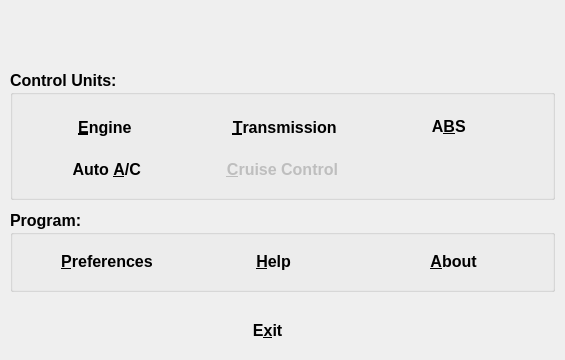
The window that ui/FreeSSM.ui (Comer352L/FreeSSM) describes before a commit, drawn with Qt 5.
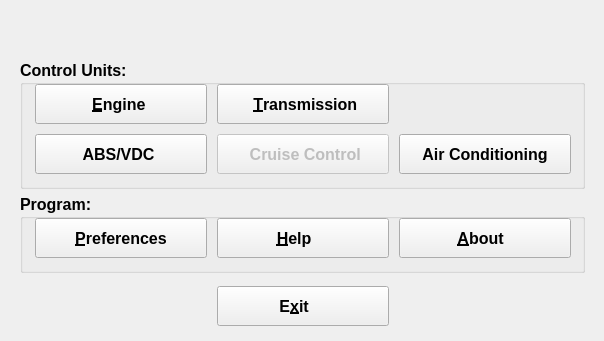
The same window after the commit. Icons and pictures are not drawn.

Commit message: FreeSSM main window: layout finetuning, add new icons for ABS/VDC, Cruise Control, A/C

Diff of the .ui file:
```diff
--- a/ui/FreeSSM.ui
+++ b/ui/FreeSSM.ui
@@ -6,8 +6,8 @@
    <rect>
     <x>0</x>
     <y>0</y>
-    <width>565</width>
-    <height>360</height>
+    <width>604</width>
+    <height>341</height>
    </rect>
   </property>
   <property name="sizePolicy">
@@ -18,14 +18,14 @@
   </property>
   <property name="minimumSize">
    <size>
-    <width>565</width>
-    <height>360</height>
+    <width>604</width>
+    <height>341</height>
    </size>
   </property>
   <property name="maximumSize">
    <size>
-    <width>565</width>
-    <height>360</height>
+    <width>604</width>
+    <height>341</height>
    </size>
   </property>
   <property name="font">
@@ -34,336 +34,13 @@
    </font>
   </property>
   <widget class="QWidget" name="centralwidget">
-   <widget class="QGroupBox" name="program_groupBox">
-    <property name="geometry">
-     <rect>
-      <x>10</x>
-      <y>210</y>
-      <width>545</width>
-      <height>82</height>
-     </rect>
-    </property>
-    <property name="font">
-     <font>
-      <pointsize>12</pointsize>
-      <weight>75</weight>
-      <bold>true</bold>
-     </font>
-    </property>
-    <property name="title">
-     <string>Program:</string>
-    </property>
-    <layout class="QHBoxLayout" name="horizontalLayout">
-     <item>
-      <widget class="QPushButton" name="preferences_pushButton">
-       <property name="font">
-        <font>
-         <pointsize>12</pointsize>
-        </font>
-       </property>
-       <property name="text">
-        <string>  &amp;Preferences  </string>
-       </property>
-       <property name="icon">
-        <iconset resource="../resources/FreeSSM.qrc">
-         <normaloff>:/icons/oxygen/32x32/preferences-system.png</normaloff>:/icons/oxygen/32x32/preferences-system.png</iconset>
-       </property>
-       <property name="iconSize">
-        <size>
-         <width>32</width>
-         <height>32</height>
-        </size>
-       </property>
-       <property name="flat">
-        <bool>true</bool>
-       </property>
-      </widget>
-     </item>
-     <item>
-      <widget class="QPushButton" name="help_pushButton">
-       <property name="font">
-        <font>
-         <pointsize>12</pointsize>
-        </font>
-       </property>
-       <property name="text">
-        <string>       &amp;Help           </string>
-       </property>
-       <property name="icon">
-        <iconset resource="../resources/FreeSSM.qrc">
-         <normaloff>:/icons/oxygen/32x32/help-browser.png</normaloff>:/icons/oxygen/32x32/help-browser.png</iconset>
-       </property>
-       <property name="iconSize">
-        <size>
-         <width>32</width>
-         <height>32</height>
-        </size>
-       </property>
-       <property name="flat">
-        <bool>true</bool>
-       </property>
-      </widget>
-     </item>
-     <item>
-      <widget class="QPushButton" name="about_pushButton">
-       <property name="font">
-        <font>
-         <pointsize>12</pointsize>
-        </font>
-       </property>
-       <property name="text">
-        <string>       &amp;About         </string>
-       </property>
-       <property name="icon">
-        <iconset resource="../resources/FreeSSM.qrc">
-         <normaloff>:/icons/oxygen/32x32/help-about.png</normaloff>:/icons/oxygen/32x32/help-about.png</iconset>
-       </property>
-       <property name="iconSize">
-        <size>
-         <width>32</width>
-         <height>32</height>
-        </size>
-       </property>
-       <property name="flat">
-        <bool>true</bool>
-       </property>
-      </widget>
-     </item>
-    </layout>
-   </widget>
-   <widget class="QLabel" name="background_label">
-    <property name="geometry">
-     <rect>
-      <x>0</x>
-      <y>0</y>
-      <width>565</width>
-      <height>360</height>
-     </rect>
-    </property>
-    <property name="maximumSize">
-     <size>
-      <width>565</width>
-      <height>360</height>
-     </size>
-    </property>
-    <property name="scaledContents">
-     <bool>true</bool>
-    </property>
-   </widget>
-   <widget class="QGroupBox" name="controlunits_groupBox">
-    <property name="geometry">
-     <rect>
-      <x>10</x>
-      <y>70</y>
-      <width>545</width>
-      <height>130</height>
-     </rect>
-    </property>
-    <property name="font">
-     <font>
-      <pointsize>12</pointsize>
-      <weight>75</weight>
-      <bold>true</bold>
-     </font>
-    </property>
-    <property name="title">
-     <string>Control Units:</string>
-    </property>
-    <layout class="QGridLayout" name="gridLayout">
-     <item row="2" column="1">
-      <widget class="QPushButton" name="engine_pushButton">
-       <property name="sizePolicy">
-        <sizepolicy hsizetype="MinimumExpanding" vsizetype="Fixed">
-         <horstretch>0</horstretch>
-         <verstretch>0</verstretch>
-        </sizepolicy>
-       </property>
-       <property name="minimumSize">
-        <size>
-         <width>160</width>
-         <height>40</height>
-        </size>
-       </property>
-       <property name="baseSize">
-        <size>
-         <width>160</width>
-         <height>40</height>
-        </size>
-       </property>
-       <property name="font">
-        <font>
-         <pointsize>12</pointsize>
-        </font>
-       </property>
-       <property name="text">
-        <string>      &amp;Engine       </string>
-       </property>
-       <property name="icon">
-        <iconset resource="../resources/FreeSSM.qrc">
-         <normaloff>:/icons/freessm/64x64/Engine.png</normaloff>:/icons/freessm/64x64/Engine.png</iconset>
-       </property>
-       <property name="iconSize">
-        <size>
-         <width>32</width>
-         <height>32</height>
-        </size>
-       </property>
-       <property name="flat">
-        <bool>true</bool>
-       </property>
-      </widget>
-     </item>
-     <item row="2" column="2">
-      <widget class="QPushButton" name="transmission_pushButton">
-       <property name="sizePolicy">
-        <sizepolicy hsizetype="MinimumExpanding" vsizetype="Fixed">
-         <horstretch>0</horstretch>
-         <verstretch>0</verstretch>
-        </sizepolicy>
-       </property>
-       <property name="minimumSize">
-        <size>
-         <width>160</width>
-         <height>40</height>
-        </size>
-       </property>
-       <property name="baseSize">
-        <size>
-         <width>160</width>
-         <height>40</height>
-        </size>
-       </property>
-       <property name="font">
-        <font>
-         <pointsize>12</pointsize>
-        </font>
-       </property>
-       <property name="text">
-        <string> &amp;Transmission</string>
-       </property>
-       <property name="icon">
-        <iconset resource="../resources/FreeSSM.qrc">
-         <normaloff>:/icons/freessm/64x64/Transmission.png</normaloff>:/icons/freessm/64x64/Transmission.png</iconset>
-       </property>
-       <property name="iconSize">
-        <size>
-         <width>32</width>
-         <height>32</height>
-        </size>
-       </property>
-       <property name="flat">
-        <bool>true</bool>
-       </property>
-      </widget>
-     </item>
-     <item row="3" column="2">
-      <widget class="QPushButton" name="cruisecontrol_pushButton">
-       <property name="enabled">
-        <bool>false</bool>
-       </property>
-       <property name="sizePolicy">
-        <sizepolicy hsizetype="MinimumExpanding" vsizetype="Fixed">
-         <horstretch>0</horstretch>
-         <verstretch>0</verstretch>
-        </sizepolicy>
-       </property>
-       <property name="font">
-        <font>
-         <pointsize>12</pointsize>
-        </font>
-       </property>
-       <property name="text">
-        <string>&amp;Cruise Control</string>
-       </property>
-       <property name="icon">
-        <iconset resource="../resources/FreeSSM.qrc">
-         <normaloff>:/icons/freessm/64x64/Engine.png</normaloff>:/icons/freessm/64x64/Engine.png</iconset>
-       </property>
-       <property name="iconSize">
-        <size>
-         <width>32</width>
-         <height>32</height>
-        </size>
-       </property>
-       <property name="flat">
-        <bool>true</bool>
-       </property>
-      </widget>
-     </item>
-     <item row="2" column="3">
-      <widget class="QPushButton" name="abs_pushButton">
-       <property name="enabled">
-        <bool>true</bool>
-       </property>
-       <property name="sizePolicy">
-        <sizepolicy hsizetype="MinimumExpanding" vsizetype="Fixed">
-         <horstretch>0</horstretch>
-         <verstretch>0</verstretch>
-        </sizepolicy>
-       </property>
-       <property name="font">
-        <font>
-         <pointsize>12</pointsize>
-        </font>
-       </property>
-       <property name="text">
-        <string>       A&amp;BS           </string>
-       </property>
-       <property name="icon">
-        <iconset resource="../resources/FreeSSM.qrc">
-         <normaloff>:/icons/freessm/64x64/Engine.png</normaloff>:/icons/freessm/64x64/Engine.png</iconset>
-       </property>
-       <property name="iconSize">
-        <size>
-         <width>32</width>
-         <height>32</height>
-        </size>
-       </property>
-       <property name="flat">
-        <bool>true</bool>
-       </property>
-      </widget>
-     </item>
-     <item row="3" column="1">
-      <widget class="QPushButton" name="aircon_pushButton">
-       <property name="sizePolicy">
-        <sizepolicy hsizetype="MinimumExpanding" vsizetype="Fixed">
-         <horstretch>0</horstretch>
-         <verstretch>0</verstretch>
-        </sizepolicy>
-       </property>
-       <property name="font">
-        <font>
-         <pointsize>12</pointsize>
-        </font>
-       </property>
-       <property name="text">
-        <string>      Auto &amp;A/C      </string>
-       </property>
-       <property name="icon">
-        <iconset resource="../resources/FreeSSM.qrc">
-         <normaloff>:/icons/freessm/64x64/Engine.png</normaloff>:/icons/freessm/64x64/Engine.png</iconset>
-       </property>
-       <property name="iconSize">
-        <size>
-         <width>32</width>
-         <height>32</height>
-        </size>
-       </property>
-       <property name="flat">
-        <bool>true</bool>
-       </property>
-      </widget>
-     </item>
-    </layout>
-   </widget>
    <widget class="QPushButton" name="exit_pushButton">
     <property name="geometry">
      <rect>
-      <x>190</x>
-      <y>310</y>
-      <width>173</width>
-      <height>41</height>
+      <x>217</x>
+      <y>286</y>
+      <width>172</width>
+      <height>40</height>
      </rect>
     </property>
     <property name="font">
@@ -374,7 +51,7 @@
      </font>
     </property>
     <property name="text">
-     <string>        E&amp;xit            </string>
+     <string>          E&amp;xit              </string>
     </property>
     <property name="icon">
      <iconset resource="../resources/FreeSSM.qrc">
@@ -386,7 +63,284 @@
       <height>32</height>
      </size>
     </property>
-    <property name="flat">
+   </widget>
+   <widget class="QGroupBox" name="controlunits_groupBox">
+    <property name="geometry">
+     <rect>
+      <x>20</x>
+      <y>60</y>
+      <width>565</width>
+      <height>129</height>
+     </rect>
+    </property>
+    <property name="font">
+     <font>
+      <pointsize>12</pointsize>
+      <weight>75</weight>
+      <bold>true</bold>
+     </font>
+    </property>
+    <property name="title">
+     <string>Control Units:</string>
+    </property>
+    <widget class="QPushButton" name="engine_pushButton">
+     <property name="geometry">
+      <rect>
+       <x>15</x>
+       <y>24</y>
+       <width>172</width>
+       <height>40</height>
+      </rect>
+     </property>
+     <property name="font">
+      <font>
+       <pointsize>12</pointsize>
+      </font>
+     </property>
+     <property name="text">
+      <string>        &amp;Engine         </string>
+     </property>
+     <property name="icon">
+      <iconset resource="../resources/FreeSSM.qrc">
+       <normaloff>:/icons/freessm/64x64/Engine.png</normaloff>:/icons/freessm/64x64/Engine.png</iconset>
+     </property>
+     <property name="iconSize">
+      <size>
+       <width>32</width>
+       <height>32</height>
+      </size>
+     </property>
+    </widget>
+    <widget class="QPushButton" name="transmission_pushButton">
+     <property name="geometry">
+      <rect>
+       <x>197</x>
+       <y>24</y>
+       <width>172</width>
+       <height>40</height>
+      </rect>
+     </property>
+     <property name="font">
+      <font>
+       <pointsize>12</pointsize>
+      </font>
+     </property>
+     <property name="text">
+      <string>   &amp;Transmission  </string>
+     </property>
+     <property name="icon">
+      <iconset resource="../resources/FreeSSM.qrc">
+       <normaloff>:/icons/freessm/64x64/Transmission.png</normaloff>:/icons/freessm/64x64/Transmission.png</iconset>
+     </property>
+     <property name="iconSize">
+      <size>
+       <width>32</width>
+       <height>32</height>
+      </size>
+     </property>
+    </widget>
+    <widget class="QPushButton" name="absvdc_pushButton">
+     <property name="geometry">
+      <rect>
+       <x>15</x>
+       <y>74</y>
+       <width>172</width>
+       <height>40</height>
+      </rect>
+     </property>
+     <property name="font">
+      <font>
+       <pointsize>12</pointsize>
+      </font>
+     </property>
+     <property name="text">
+      <string>      ABS/VDC       </string>
+     </property>
+     <property name="icon">
+      <iconset resource="../resources/FreeSSM.qrc">
+       <normaloff>:/icons/freessm/64x64/ABS.png</normaloff>:/icons/freessm/64x64/ABS.png</iconset>
+     </property>
+     <property name="iconSize">
+      <size>
+       <width>32</width>
+       <height>32</height>
+      </size>
+     </property>
+    </widget>
+    <widget class="QPushButton" name="cruisecontrol_pushButton_2">
+     <property name="enabled">
+      <bool>false</bool>
+     </property>
+     <property name="geometry">
+      <rect>
+       <x>197</x>
+       <y>74</y>
+       <width>172</width>
+       <height>40</height>
+      </rect>
+     </property>
+     <property name="font">
+      <font>
+       <pointsize>12</pointsize>
+      </font>
+     </property>
+     <property name="text">
+      <string>  Cruise Control </string>
+     </property>
+     <property name="icon">
+      <iconset resource="../resources/FreeSSM.qrc">
+       <normaloff>:/icons/freessm/64x64/CruiseControl.png</normaloff>:/icons/freessm/64x64/CruiseControl.png</iconset>
+     </property>
+     <property name="iconSize">
+      <size>
+       <width>32</width>
+       <height>32</height>
+      </size>
+     </property>
+    </widget>
+    <widget class="QPushButton" name="aircon_pushButton">
+     <property name="geometry">
+      <rect>
+       <x>379</x>
+       <y>74</y>
+       <width>172</width>
+       <height>40</height>
+      </rect>
+     </property>
+     <property name="font">
+      <font>
+       <pointsize>12</pointsize>
+      </font>
+     </property>
+     <property name="text">
+      <string>Air Conditioning</string>
+     </property>
+     <property name="icon">
+      <iconset resource="../resources/FreeSSM.qrc">
+       <normaloff>:/icons/freessm/64x64/AirCon.png</normaloff>:/icons/freessm/64x64/AirCon.png</iconset>
+     </property>
+     <property name="iconSize">
+      <size>
+       <width>32</width>
+       <height>32</height>
+      </size>
+     </property>
+    </widget>
+   </widget>
+   <widget class="QGroupBox" name="program_groupBox">
+    <property name="geometry">
+     <rect>
+      <x>20</x>
+      <y>194</y>
+      <width>565</width>
+      <height>79</height>
+     </rect>
+    </property>
+    <property name="font">
+     <font>
+      <pointsize>12</pointsize>
+      <weight>75</weight>
+      <bold>true</bold>
+     </font>
+    </property>
+    <property name="title">
+     <string>Program:</string>
+    </property>
+    <widget class="QPushButton" name="help_pushButton">
+     <property name="geometry">
+      <rect>
+       <x>197</x>
+       <y>24</y>
+       <width>172</width>
+       <height>40</height>
+      </rect>
+     </property>
+     <property name="font">
+      <font>
+       <pointsize>12</pointsize>
+      </font>
+     </property>
+     <property name="text">
+      <string>         &amp;Help             </string>
+     </property>
+     <property name="icon">
+      <iconset resource="../resources/FreeSSM.qrc">
+       <normaloff>:/icons/oxygen/32x32/help-browser.png</normaloff>:/icons/oxygen/32x32/help-browser.png</iconset>
+     </property>
+     <property name="iconSize">
+      <size>
+       <width>32</width>
+       <height>32</height>
+      </size>
+     </property>
+    </widget>
+    <widget class="QPushButton" name="about_pushButton">
+     <property name="geometry">
+      <rect>
+       <x>379</x>
+       <y>24</y>
+       <width>172</width>
+       <height>40</height>
+      </rect>
+     </property>
+     <property name="font">
+      <font>
+       <pointsize>12</pointsize>
+      </font>
+     </property>
+     <property name="text">
+      <string>         &amp;About           </string>
+     </property>
+     <property name="icon">
+      <iconset resource="../resources/FreeSSM.qrc">
+       <normaloff>:/icons/oxygen/32x32/help-about.png</normaloff>:/icons/oxygen/32x32/help-about.png</iconset>
+     </property>
+     <property name="iconSize">
+      <size>
+       <width>32</width>
+       <height>32</height>
+      </size>
+     </property>
+    </widget>
+    <widget class="QPushButton" name="preferences_pushButton">
+     <property name="geometry">
+      <rect>
+       <x>15</x>
+       <y>24</y>
+       <width>172</width>
+       <height>40</height>
+      </rect>
+     </property>
+     <property name="font">
+      <font>
+       <pointsize>12</pointsize>
+      </font>
+     </property>
+     <property name="text">
+      <string>    &amp;Preferences    </string>
+     </property>
+     <property name="icon">
+      <iconset resource="../resources/FreeSSM.qrc">
+       <normaloff>:/icons/oxygen/32x32/preferences-system.png</normaloff>:/icons/oxygen/32x32/preferences-system.png</iconset>
+     </property>
+     <property name="iconSize">
+      <size>
+       <width>32</width>
+       <height>32</height>
+      </size>
+     </property>
+    </widget>
+   </widget>
+   <widget class="QLabel" name="background_label">
+    <property name="geometry">
+     <rect>
+      <x>0</x>
+      <y>0</y>
+      <width>604</width>
+      <height>341</height>
+     </rect>
+    </property>
+    <property name="scaledContents">
      <bool>true</bool>
     </property>
    </widget>
```
Left out of the diff: 7 changed lines with no effect on the pictures. The commit also changes 5 other files.
